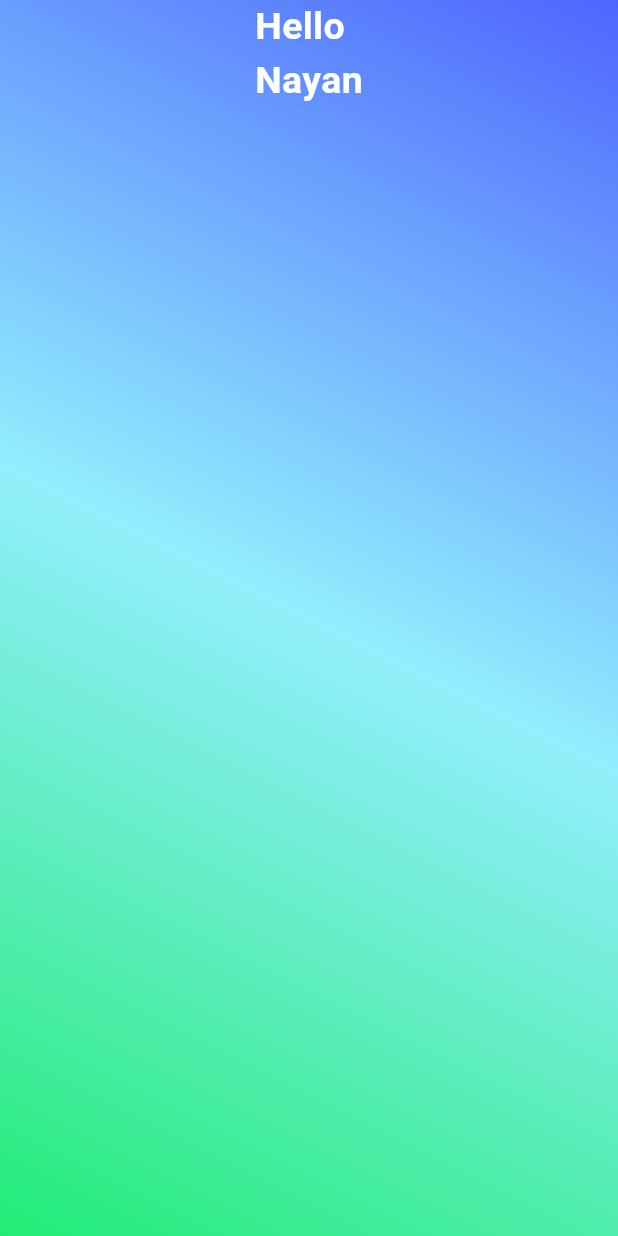
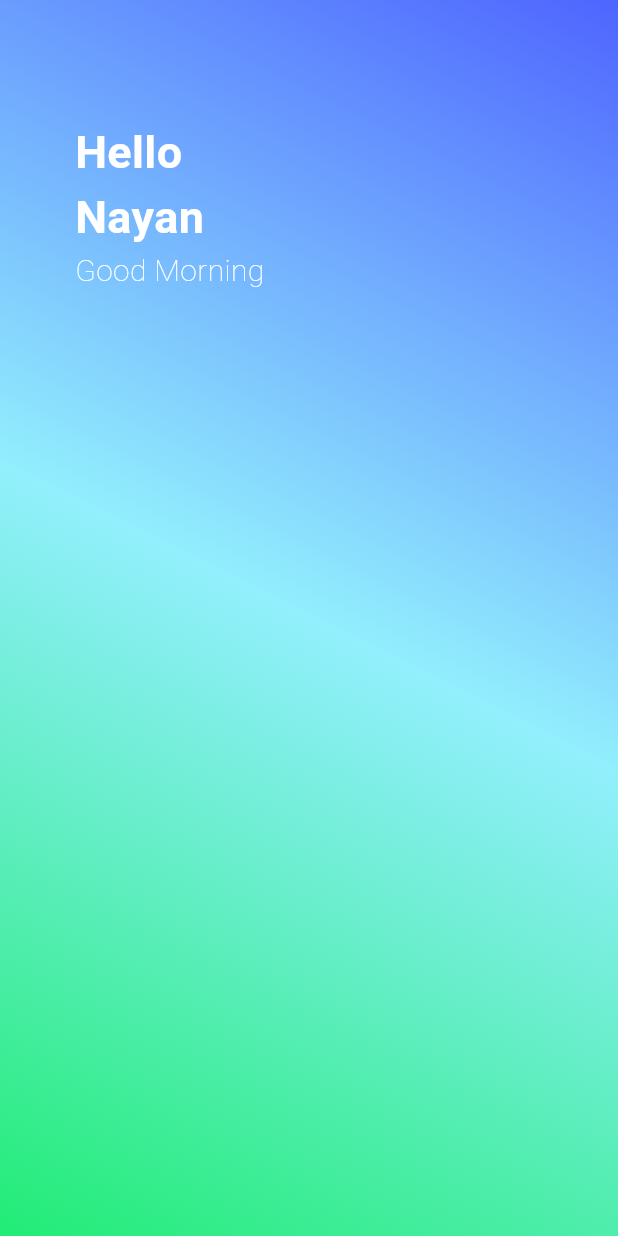
Before and after one commit to CaptainNayan199/Flutter-New-Projects, a Flutter app: the screen it shows after launch, on a phone screen of 412 x 824 dp. Run offline on Flutter 3.47's test engine with Material 3 defaults, Android fonts, the phone set to English and light mode, and no system bars.

Commit message:
Creating home page UI

```diff
--- a/todo_app/lib/pages/home.dart
+++ b/todo_app/lib/pages/home.dart
@@ -14,16 +14,37 @@ class _HomeState extends State<Home> {
   Widget build(BuildContext context) {
     return Scaffold(
       body: Container(
+        padding: EdgeInsets.only(top: 80.0, left: 50.0),
         height: MediaQuery.of(context).size.height,
         width: MediaQuery.of(context).size.width,
-        decoration: BoxDecoration(gradient: LinearGradient(colors: [Color(0xFF4E65FF), Color(0xFF92EFFD), Color.fromARGB(255, 34, 236, 118)],begin: Alignment.topRight, end: Alignment.bottomLeft),),
-        child: Column(children: [
-          Text("Hello\nNayan", style: TextStyle(
-              fontSize: 25.0,
-              color: Colors.white,
-              fontWeight: FontWeight.bold,
-          ),)
-        ],),
+        decoration: BoxDecoration(
+          gradient: LinearGradient(colors: [
+            Color(0xFF4E65FF),
+            Color(0xFF92EFFD),
+            Color.fromARGB(255, 34, 236, 118)
+          ], begin: Alignment.topRight, end: Alignment.bottomLeft),
+        ),
+        child: Column(
+          crossAxisAlignment: CrossAxisAlignment.start,
+          children: [
+            Text(
+              "Hello\nNayan",
+              style: TextStyle(
+                fontSize: 30.0,
+                color: Colors.white,
+                fontWeight: FontWeight.w600,
+              ),
+            ),
+            Text(
+              "Good Morning",
+              style: TextStyle(
+                fontSize: 20.0,
+                color: Colors.white,
+                fontWeight: FontWeight.w100,
+              ),
+            ),
+          ],
+        ),
       ),
     );
   }
```
